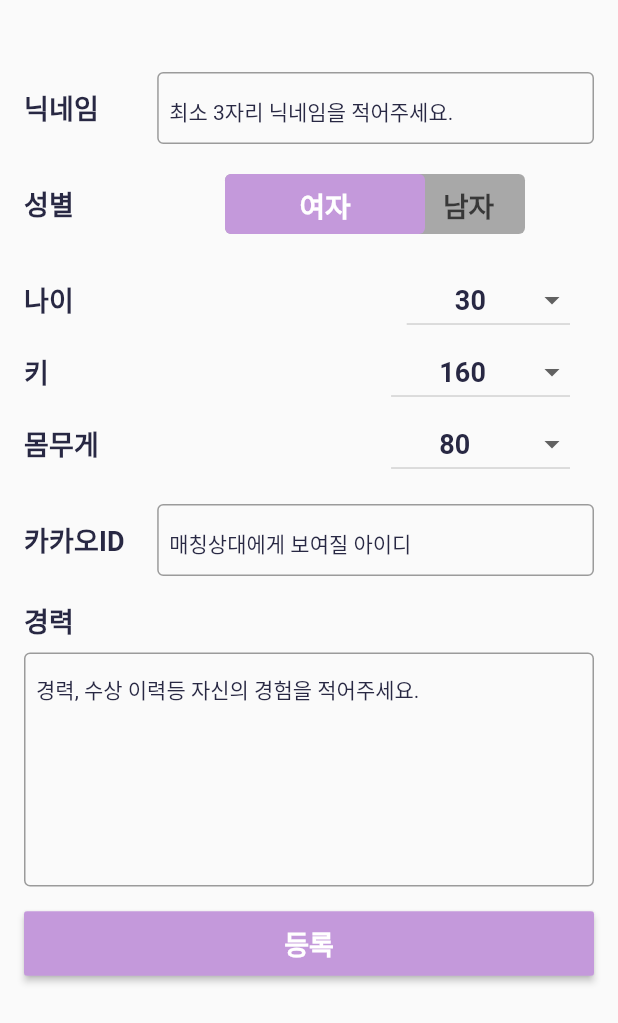
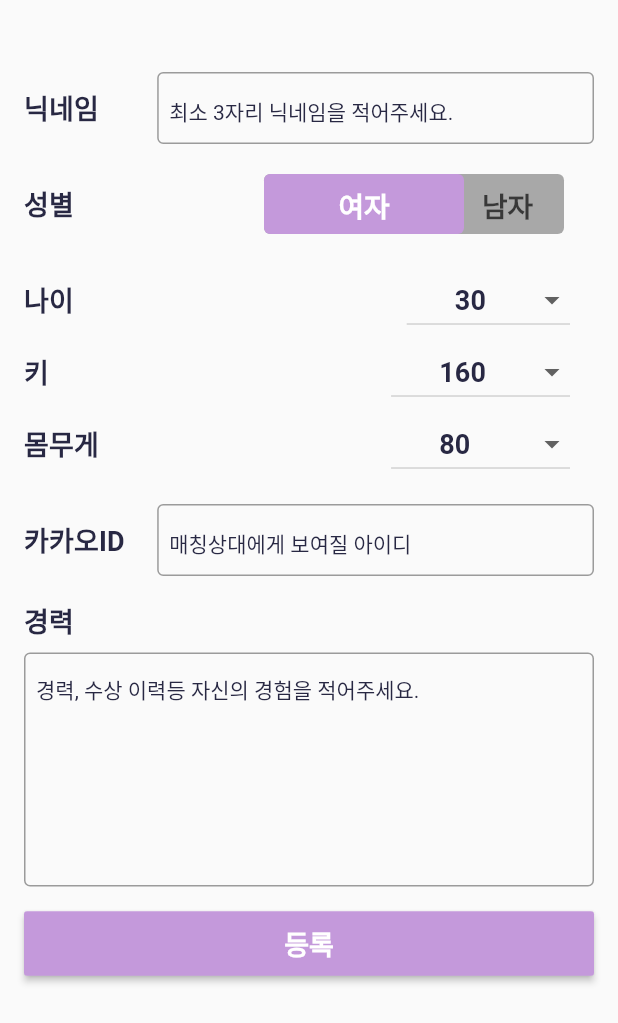
Before and after one commit to EvilStorm/coupling_mobile, a Flutter app: the MakeProfileScreen screen opened by its route, on a phone screen of 412 x 824 dp. Shown: the top 1023 px of the screen. Run offline on Flutter 3.47's test engine with Material 2 defaults, Android fonts, the phone set to English and light mode, and no system bars; our stand-ins replace expandable, firebase_auth, firebase_core, flutter_html, flutter_svg, fluttertoast and 6 more; missing offline and left inert: flutter_facebook_auth, http_interceptor, kakao_flutter_sdk; accounts and stored records are empty; Roboto replaces fonts that are missing (NanumGothic, Rubik); statements that could not run were skipped.

Commit message:
토글 버튼 크기 조절

```diff
--- a/lib/screens/common/toggle_animate.dart
+++ b/lib/screens/common/toggle_animate.dart
@@ -33,6 +33,7 @@ class _AnimatedToggleState extends State<AnimatedToggle> {
       height: widget.hight,
       margin: const EdgeInsets.all(20),
       child: Stack(
+        alignment: Alignment.centerRight,
         children: <Widget>[
           GestureDetector(
             onTap: () {
@@ -73,11 +74,14 @@ class _AnimatedToggleState extends State<AnimatedToggle> {
               ),
             ),
           ),
-          AnimatedAlign(
+          SizedBox(
+            width: widget.width,
+            child: AnimatedAlign(
               duration: const Duration(milliseconds: 250),
               curve: Curves.decelerate,
-            alignment:
-                initialPosition ? Alignment.centerLeft : Alignment.centerRight,
+              alignment: initialPosition
+                  ? Alignment.centerLeft
+                  : Alignment.centerRight,
               child: Container(
                 width: widget.width / 1.5,
                 height: widget.hight,
@@ -99,6 +103,7 @@ class _AnimatedToggleState extends State<AnimatedToggle> {
                 alignment: Alignment.center,
               ),
             ),
+          ),
         ],
       ),
     );
```
Lines whose indentation alone changed are shown as unchanged.
